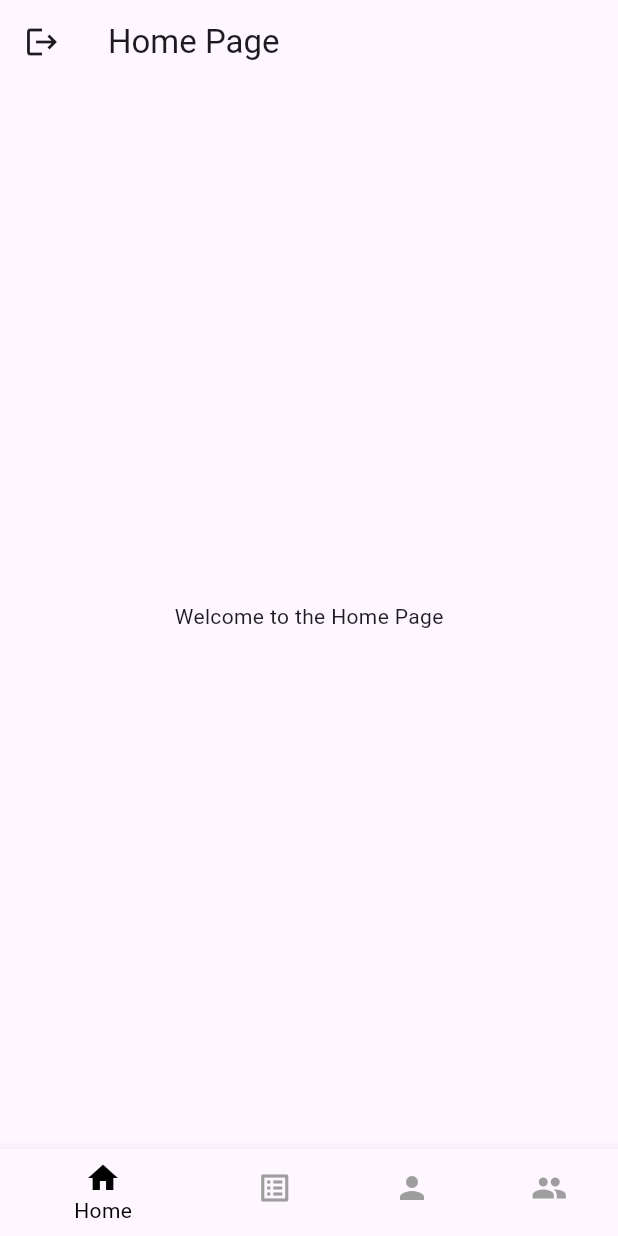
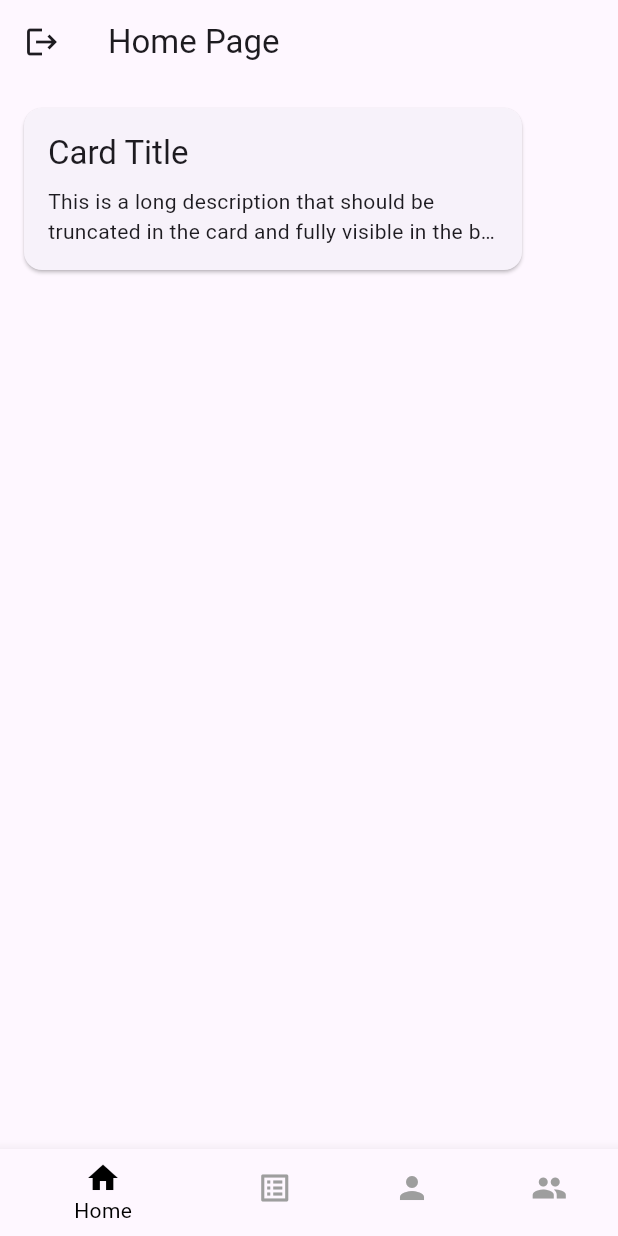
Before and after one commit to SaiAdithya109/go_router_demo, a Flutter app: the Home screen opened by its route, on a phone screen of 412 x 824 dp. Run offline on Flutter 3.47's test engine with Material 3 defaults, Android fonts, the phone set to English and light mode, and no system bars; our stand-ins replace go_router.

Commit message:
reference for bottom sheet and dialog box for mobile and web respectively added

```diff
--- a/lib/screens/home.dart
+++ b/lib/screens/home.dart
@@ -1,30 +1,65 @@
+import 'package:flutter/foundation.dart';
 import 'package:flutter/material.dart';
 import 'package:go_router/go_router.dart';
+import 'package:go_router_demo/widgets/content_widget.dart';
+import 'package:go_router_demo/widgets/info_card.dart';
 
 class Home extends StatelessWidget {
   const Home({super.key});
 
   @override
   Widget build(BuildContext context) {
+    const title = 'Card Title';
+    const description =
+        'This is a long description that should be truncated in the card '
+        'and fully visible in the bottom sheet or dialog. '
+        'Lorem ipsum dolor sit amet, consectetur adipiscing elit, '
+        'sed do eiusmod tempor incididunt ut labore et dolore magna aliqua. '
+        'Ut enim ad minim veniam, quis nostrud exercitation ullamco laboris '
+        'nisi ut aliquip ex ea commodo consequat. Duis aute irure dolor in '
+        'reprehenderit in voluptate velit esse cillum dolore eu fugiat nulla '
+        'pariatur. Excepteur sint occaecat cupidatat non proident, sunt in '
+        'culpa qui officia deserunt mollit anim id est laborum.';
+
     return Scaffold(
       appBar: AppBar(
-        title: Text('Home Page'),
+        title: const Text('Home Page'),
         leading: IconButton(
           onPressed: () {
             context.goNamed('Login');
           },
-            icon: Icon(Icons.logout),
+          icon: const Icon(Icons.logout),
         ),
       ),
-      body: Center(
-        child: Column(
+      body: Column(
         mainAxisSize: MainAxisSize.min,
         children: [
-            Text(
-              'Welcome to the Home Page',
+          InfoCard(
+            title: title,
+            description: description,
+            onTap: () {
+              if (kIsWeb) {
+                showDialog(
+                  context: context,
+                  builder: (context) => AlertDialog(
+                    content: ContentWidget(
+                      title: title,
+                      description: description,
+                    ),
+                  ),
+                );
+              } else {
+                showModalBottomSheet(
+                  context: context,
+                  builder: (context) => ContentWidget(
+                    title: title,
+                    description: description,
+                  ),
+                );
+              }
+            },
           ),
         ],
-        ),
       ),
     );
   }
--- /dev/null
+++ b/lib/widgets/content_widget.dart
@@ -0,0 +1,28 @@
+import 'package:flutter/material.dart';
+
+class ContentWidget extends StatelessWidget {
+  final String title;
+  final String description;
+
+  const ContentWidget({
+    super.key,
+    required this.title,
+    required this.description,
+  });
+
+  @override
+  Widget build(BuildContext context) {
+    return Padding(
+      padding: const EdgeInsets.all(16.0),
+      child: Column(
+        mainAxisSize: MainAxisSize.min,
+        crossAxisAlignment: CrossAxisAlignment.start,
+        children: [
+          Text(title, style: Theme.of(context).textTheme.headlineSmall),
+          const SizedBox(height: 16),
+          Text(description),
+        ],
+      ),
+    );
+  }
+}
--- /dev/null
+++ b/lib/widgets/info_card.dart
@@ -0,0 +1,42 @@
+import 'package:flutter/material.dart';
+
+class InfoCard extends StatelessWidget {
+  final String title;
+  final String description;
+  final VoidCallback onTap;
+
+  const InfoCard({
+    super.key,
+    required this.title,
+    required this.description,
+    required this.onTap,
+  });
+
+  @override
+  Widget build(BuildContext context) {
+    return Card(
+      margin: const EdgeInsets.all(16.0),
+      child: InkWell(
+        onTap: onTap,
+        child: Padding(
+          padding: const EdgeInsets.all(16.0),
+          child: Column(
+            crossAxisAlignment: CrossAxisAlignment.start,
+            children: [
+              Text(title, style: Theme.of(context).textTheme.titleLarge),
+              const SizedBox(height: 8),
+              Container(
+                width: 300,
+                child: Text(
+                  description,
+                  maxLines: 2,
+                  overflow: TextOverflow.ellipsis,
+                ),
+              ),
+            ],
+          ),
+        ),
+      ),
+    );
+  }
+}
```
Lines whose indentation alone changed are shown as unchanged.
